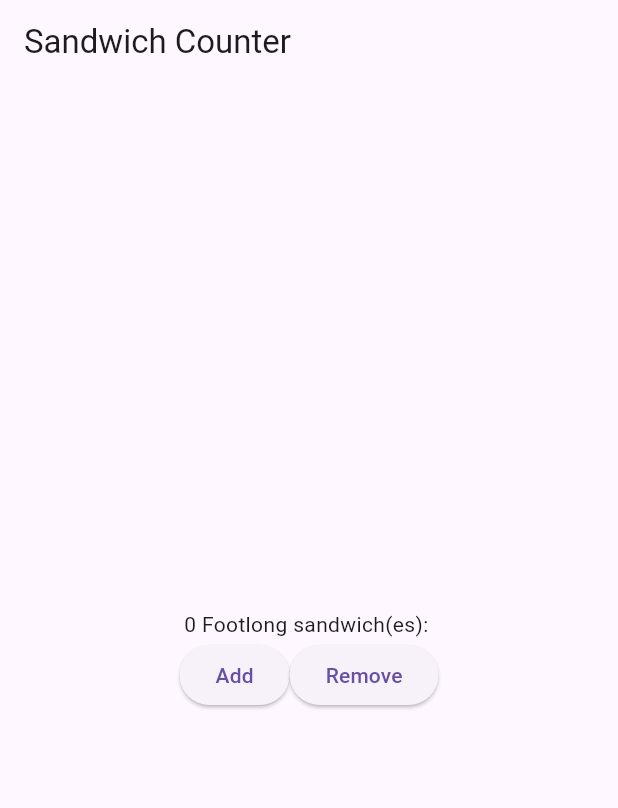
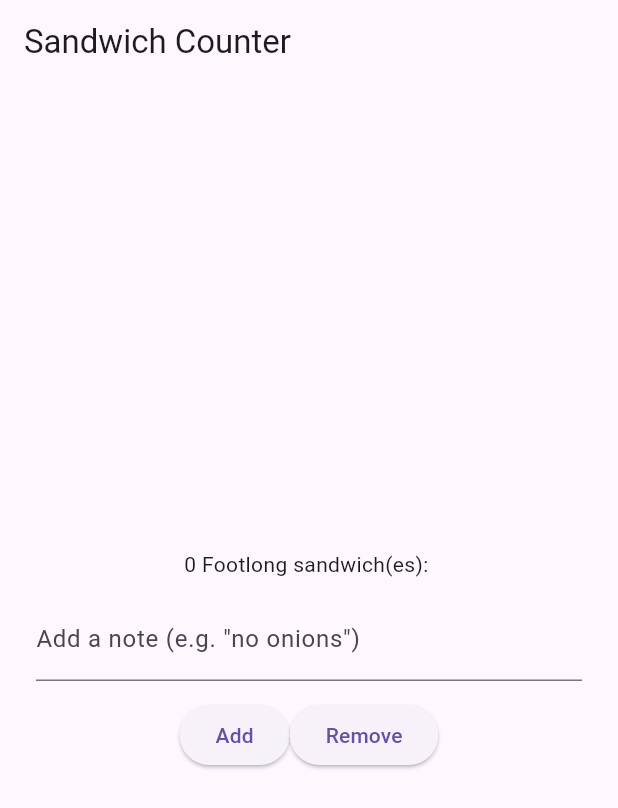
Before and after one commit to Adefola-lab/sandwich_shop, a Flutter app: the screen it shows after launch, on a phone screen of 412 x 824 dp. Shown: the top 808 px of the screen. Run offline on Flutter 3.47's test engine with Material 3 defaults, Android fonts, the phone set to English and light mode, and no system bars.

Commit message:
Add order notes field

```diff
--- a/lib/main.dart
+++ b/lib/main.dart
@@ -19,7 +19,8 @@ class App extends StatelessWidget {
 class OrderItemDisplay extends StatelessWidget {
   final String itemType;
   final int quantity;
-  const OrderItemDisplay(this.quantity, this.itemType, {super.key});
+  final String? note;
+  const OrderItemDisplay(this.quantity, this.itemType, {super.key, this.note});
 
   @override
   Widget build(BuildContext context) {
@@ -40,6 +41,8 @@ class OrderScreen extends StatefulWidget {
 
 class _OrderScreenState extends State<OrderScreen> {
   int _quantity = 0;
+  String _note = '';
+  final TextEditingController _noteController = TextEditingController();
 
   void _increaseQuantity() {
     if (_quantity < widget.maxQuantity) {
@@ -51,6 +54,12 @@ class _OrderScreenState extends State<OrderScreen> {
     if (_quantity > 0) {
       setState(() => _quantity--);
     }
+  }
+
+  @override
+  void dispose() {
+    _noteController.dispose();
+    super.dispose();
   }
 
   @override
@@ -66,6 +75,18 @@ class _OrderScreenState extends State<OrderScreen> {
             OrderItemDisplay(
               _quantity,
               'Footlong',
+              note: _note,
+            ),
+            Padding(
+              padding:
+                  const EdgeInsets.symmetric(horizontal: 24.0, vertical: 12.0),
+              child: TextField(
+                controller: _noteController,
+                decoration: const InputDecoration(
+                  labelText: 'Add a note (e.g. "no onions")',
+                ),
+                onChanged: (value) => setState(() => _note = value),
+              ),
             ),
             Row(
               mainAxisAlignment: MainAxisAlignment.center,
```
